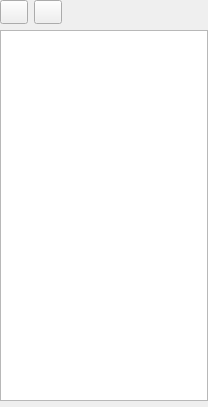
Above: list.ui from HappySeaFox/phrasebooks before the change. Below: the same form after it.
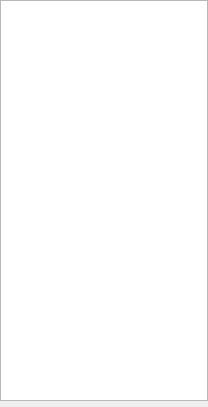
That is the form after the change. Icons and pictures are not drawn. Custom widgets are drawn as their Qt base class.

Commit message: Move window marker functions to a separate class. Move list buttons into a context menu

Patch:
```diff
--- a/list.ui
+++ b/list.ui
@@ -25,66 +25,6 @@
     <number>0</number>
    </property>
    <item row="0" column="0">
-    <layout class="QHBoxLayout" name="horizontalLayout">
-     <item>
-      <widget class="QToolButton" name="pushList">
-       <property name="minimumSize">
-        <size>
-         <width>28</width>
-         <height>24</height>
-        </size>
-       </property>
-       <property name="toolTip">
-        <string extracomment="Noun">List</string>
-       </property>
-       <property name="icon">
-        <iconset resource="phrasebooks.qrc">
-         <normaloff>:/images/list.png</normaloff>:/images/list.png</iconset>
-       </property>
-       <property name="popupMode">
-        <enum>QToolButton::InstantPopup</enum>
-       </property>
-      </widget>
-     </item>
-     <item>
-      <widget class="QToolButton" name="pushAdd">
-       <property name="minimumSize">
-        <size>
-         <width>28</width>
-         <height>24</height>
-        </size>
-       </property>
-       <property name="toolTip">
-        <string extracomment="This is the label on a button that user pushes to issue the command">Add</string>
-       </property>
-       <property name="icon">
-        <iconset resource="phrasebooks.qrc">
-         <normaloff>:/images/add.png</normaloff>:/images/add.png</iconset>
-       </property>
-       <property name="popupMode">
-        <enum>QToolButton::InstantPopup</enum>
-       </property>
-      </widget>
-     </item>
-     <item>
-      <spacer name="horizontalSpacer">
-       <property name="orientation">
-        <enum>Qt::Horizontal</enum>
-       </property>
-       <property name="sizeHint" stdset="0">
-        <size>
-         <width>25</width>
-         <height>21</height>
-        </size>
-       </property>
-      </spacer>
-     </item>
-     <item>
-      <widget class="QLabel" name="labelListHeader"/>
-     </item>
-    </layout>
-   </item>
-   <item row="2" column="0">
     <widget class="QListWidget" name="list">
      <property name="sizePolicy">
       <sizepolicy hsizetype="Expanding" vsizetype="Expanding">
```
Left out of the diff: 8 changed lines with no effect on the pictures. The commit also changes 10 other files.
